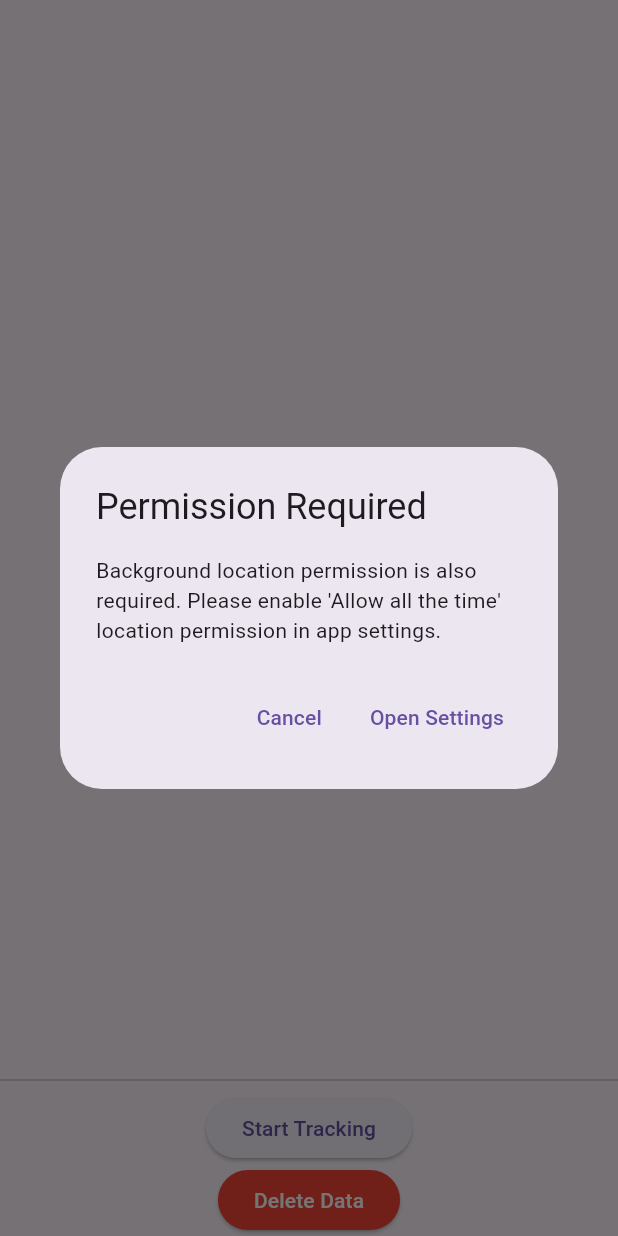
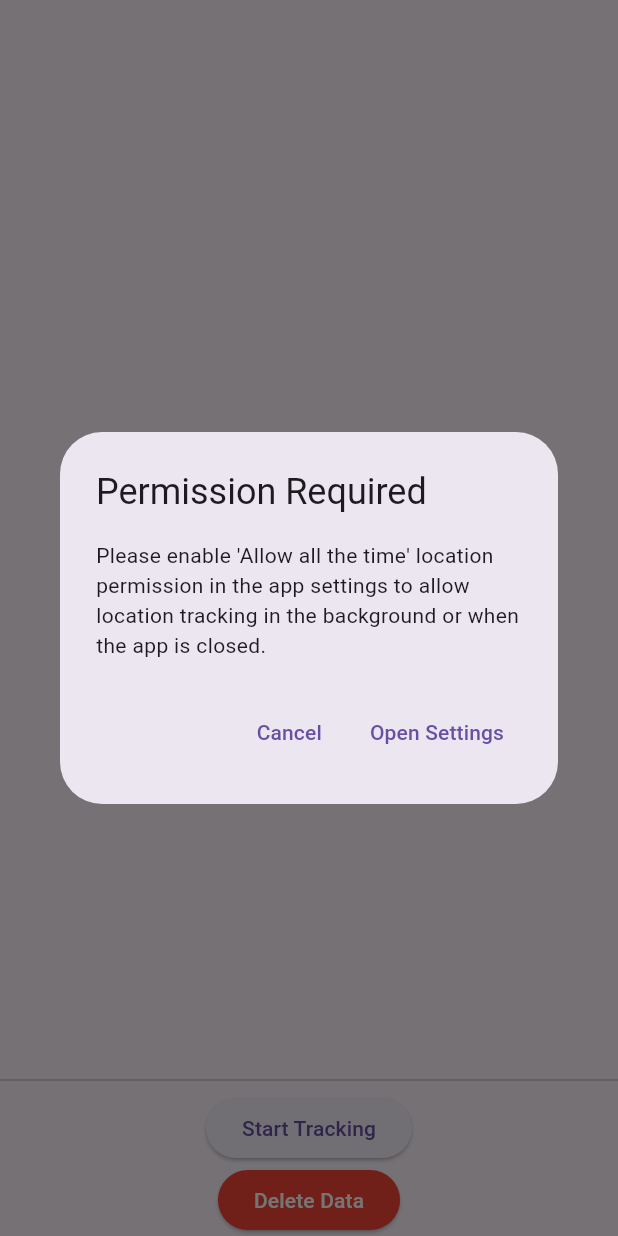
Before and after one commit to parasshakya/LocationTrackerApp, a Flutter app: the screen it shows after launch, after a tap on "Start Tracking", on a phone screen of 412 x 824 dp. Run offline on Flutter 3.47's test engine with Material 3 defaults, Android fonts, the phone set to English and light mode, and no system bars; our stand-ins replace geolocator, shared_preferences; missing offline and left inert: flutter_background_service.

Commit message:
message change

```diff
--- a/lib/location_screen.dart
+++ b/lib/location_screen.dart
@@ -87,7 +87,7 @@ class _LocationScreenState extends State<LocationScreen> {
         return AlertDialog(
           title: const Text("Permission Required"),
           content: Text(message ??
-              "Background location permission is also required. Please enable 'Allow all the time' location permission in app settings."),
+              "Please enable 'Allow all the time' location permission in the app settings to allow location tracking in the background or when the app is closed."),
           actions: [
             TextButton(
               onPressed: () {
```
